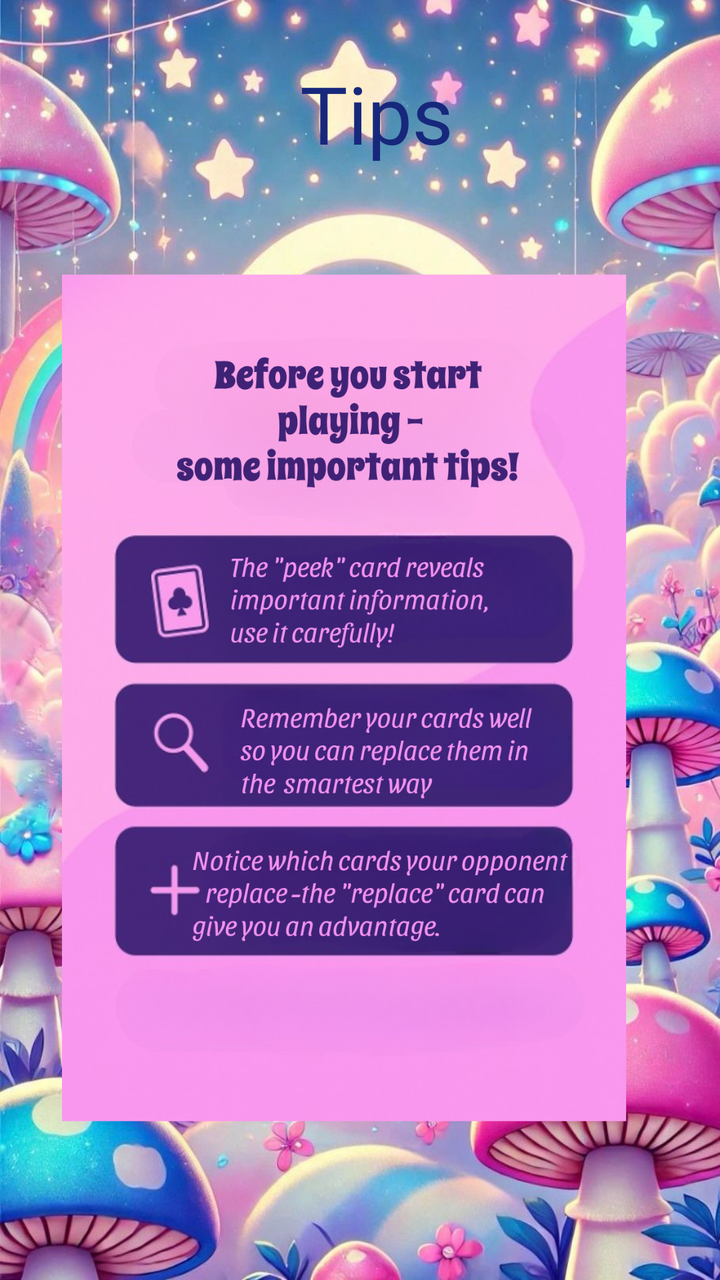
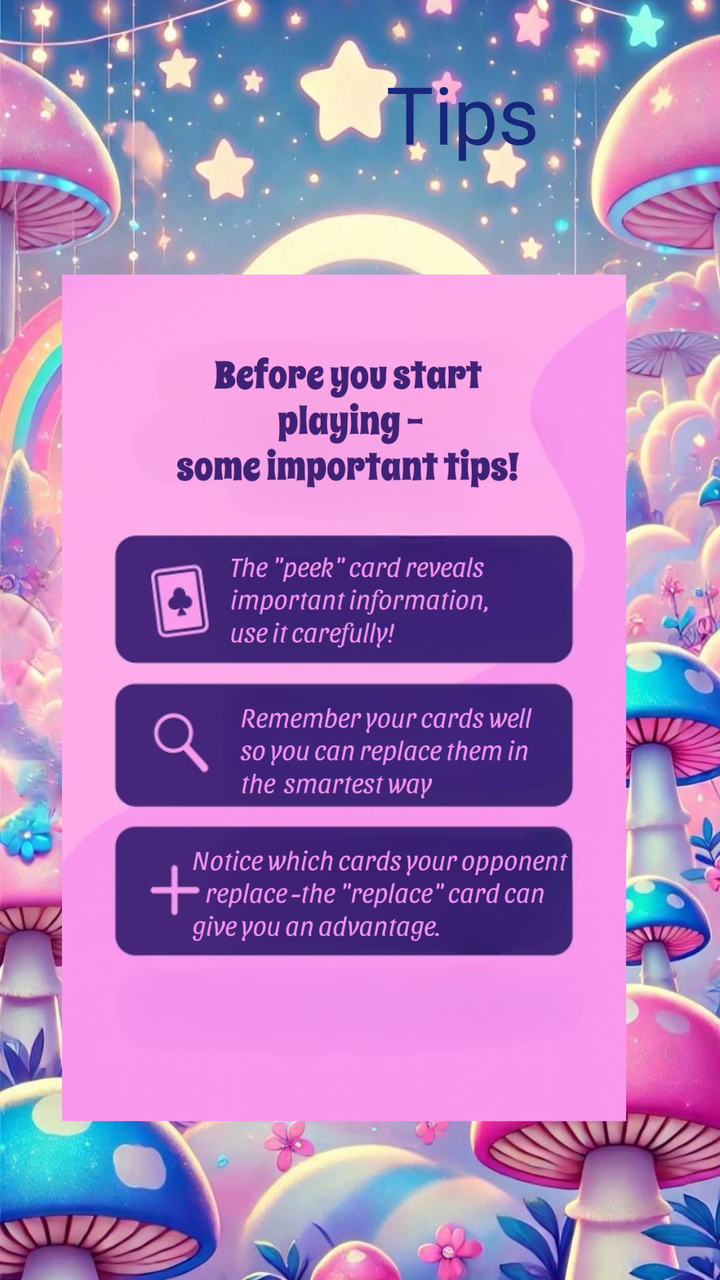

An Android layout rendered at two revisions. The XML below is the earlier revision; the diff shows what the commit changed to produce the second picture.
<!-- AndroidManifest.xml: application theme Theme.MyProject -->
<!-- res/layout/fragment_tips.xml -->
<?xml version="1.0" encoding="utf-8"?>
<LinearLayout xmlns:android="http://schemas.android.com/apk/res/android"
    xmlns:app="http://schemas.android.com/apk/res-auto"
    xmlns:tools="http://schemas.android.com/tools"
    android:layout_width="match_parent"
    android:layout_height="match_parent"
    android:background="@drawable/cut_background"
    android:orientation="vertical"
    tools:context=".TipsFragment">

    <TextView
        android:layout_width="163dp"
        android:layout_height="wrap_content"
        android:layout_marginLeft="150dp"
        android:layout_marginTop="30dp"
        android:fontFamily="@font/spicy_rice"
        android:text="Tips"
        android:textColor="#17287C"
        android:textSize="40dp" />

    <ImageView
        android:id="@+id/imageView4"
        android:layout_width="match_parent"
        android:layout_height="wrap_content"
        android:src="@drawable/game" />


</LinearLayout>
<!-- resources referenced by this layout -->
<resources>
  <!-- drawable cut_background: jpg bitmap (drawable, 190278 bytes) -->
  <!-- drawable game: png bitmap (drawable, 872068 bytes) -->
  <style name="Theme.MyProject" parent="Base.Theme.MyProject" />
  <style name="Base.Theme.MyProject" parent="Theme.Material3.DayNight.NoActionBar">
          
          
      </style>
</resources>

<!-- the commit's change to res/layout/fragment_tips.xml (unified diff, before → after) -->
@@ -16,13 +16,16 @@
         android:fontFamily="@font/spicy_rice"
         android:text="Tips"
         android:textColor="#17287C"
+        android:textAlignment="center"
         android:textSize="40dp" />
 
     <ImageView
         android:id="@+id/imageView4"
         android:layout_width="match_parent"
         android:layout_height="wrap_content"
-        android:src="@drawable/game" />
+        android:src="@drawable/game"
+        android:paddingLeft="10dp"
+        android:paddingRight="10dp" />
 
 
 </LinearLayout>
